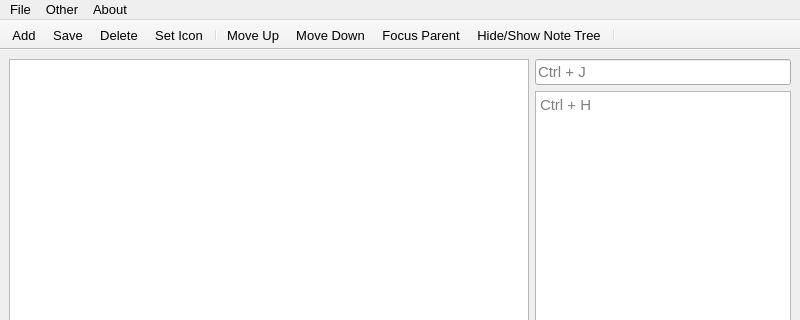
UnkindledTwo/TreeNotes, file treenotes.ui: the form before one commit; both pictures show x 0 to 800 and y 0 to 320 of the 800 by 600 pixel window.
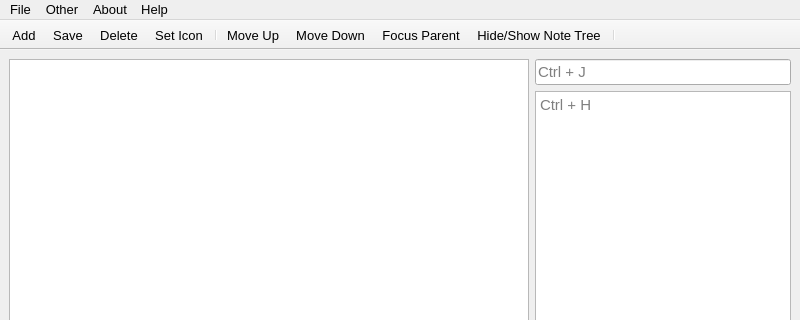
The form after the commit. Custom widgets are drawn as their Qt base class.

Commit message: Added Macro Help Page

What changed in the file:
```diff
--- a/treenotes.ui
+++ b/treenotes.ui
@@ -151,9 +151,16 @@
     </property>
     <addaction name="actionQt"/>
    </widget>
+   <widget class="QMenu" name="menuHelp">
+    <property name="title">
+     <string>Help</string>
+    </property>
+    <addaction name="actionMacros"/>
+   </widget>
    <addaction name="menuFile"/>
    <addaction name="menuOther"/>
    <addaction name="menuAbout"/>
+   <addaction name="menuHelp"/>
   </widget>
   <widget class="QStatusBar" name="statusbar"/>
   <widget class="QToolBar" name="ToolBar">
```
Left out of the diff: 5 changed lines with no effect on the pictures. The commit also changes 6 other files.
